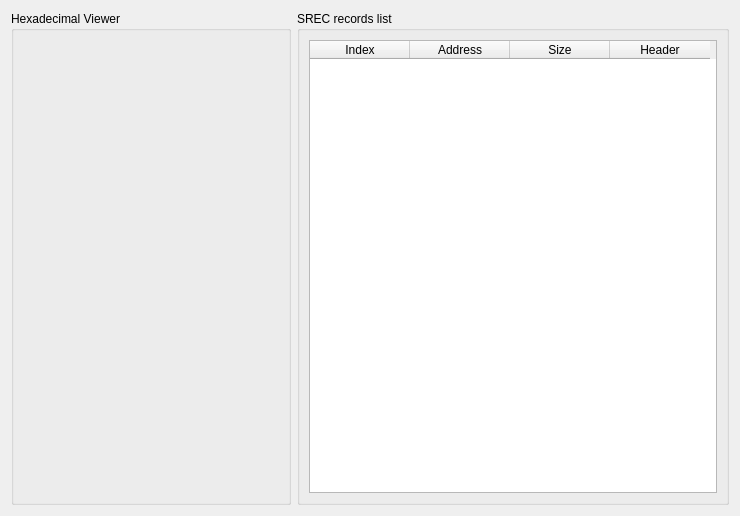
First picture: the form in src/common/srec/srecfilewidget.ui, repository SocExplorer/SocExplorer, before the edit.
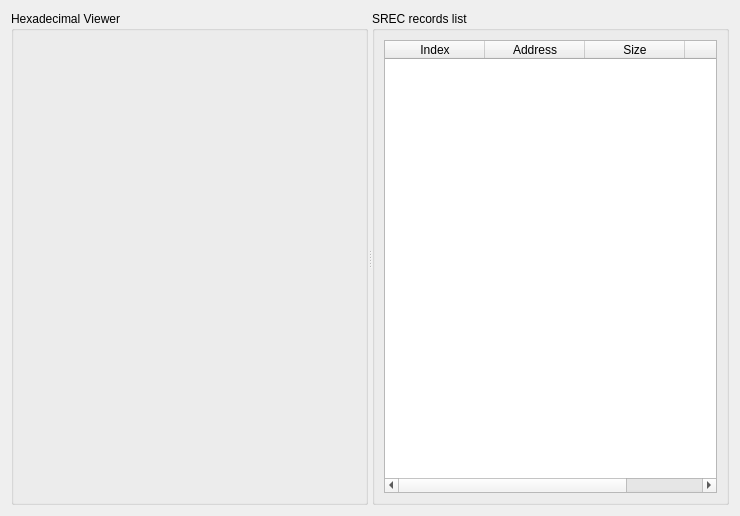
Second picture: the form after the edit. Custom widgets are drawn as their Qt base class.

Commit message: added binary file loader, improved elf and srec loaders

Diff of the .ui file:
```diff
--- a/src/common/srec/srecfilewidget.ui
+++ b/src/common/srec/srecfilewidget.ui
@@ -14,40 +14,11 @@
    <string>Form</string>
   </property>
   <layout class="QGridLayout" name="gridLayout">
-   <item row="0" column="1">
-    <widget class="QGroupBox" name="groupBox_2">
-     <property name="title">
-      <string>SREC records list</string>
-     </property>
-     <layout class="QVBoxLayout" name="verticalLayout_2">
-      <item>
-       <widget class="QTableWidget" name="fragmentsList">
-        <column>
-         <property name="text">
-          <string>Index</string>
-         </property>
-        </column>
-        <column>
-         <property name="text">
-          <string>Address</string>
-         </property>
-        </column>
-        <column>
-         <property name="text">
-          <string>Size</string>
-         </property>
-        </column>
-        <column>
-         <property name="text">
-          <string>Header</string>
-         </property>
-        </column>
-       </widget>
-      </item>
-     </layout>
-    </widget>
-   </item>
    <item row="0" column="0">
+    <widget class="QSplitter" name="splitter">
+     <property name="orientation">
+      <enum>Qt::Horizontal</enum>
+     </property>
     <widget class="QGroupBox" name="groupBox">
      <property name="title">
       <string>Hexadecimal Viewer</string>
@@ -64,6 +35,38 @@
        </widget>
       </item>
      </layout>
+     </widget>
+     <widget class="QGroupBox" name="groupBox_2">
+      <property name="title">
+       <string>SREC records list</string>
+      </property>
+      <layout class="QVBoxLayout" name="verticalLayout_2">
+       <item>
+        <widget class="QTableWidget" name="fragmentsList">
+         <column>
+          <property name="text">
+           <string>Index</string>
+          </property>
+         </column>
+         <column>
+          <property name="text">
+           <string>Address</string>
+          </property>
+         </column>
+         <column>
+          <property name="text">
+           <string>Size</string>
+          </property>
+         </column>
+         <column>
+          <property name="text">
+           <string>Header</string>
+          </property>
+         </column>
+        </widget>
+       </item>
+      </layout>
+     </widget>
     </widget>
    </item>
   </layout>
```
Lines whose indentation alone changed are shown as unchanged. The commit also changes 26 other files.
